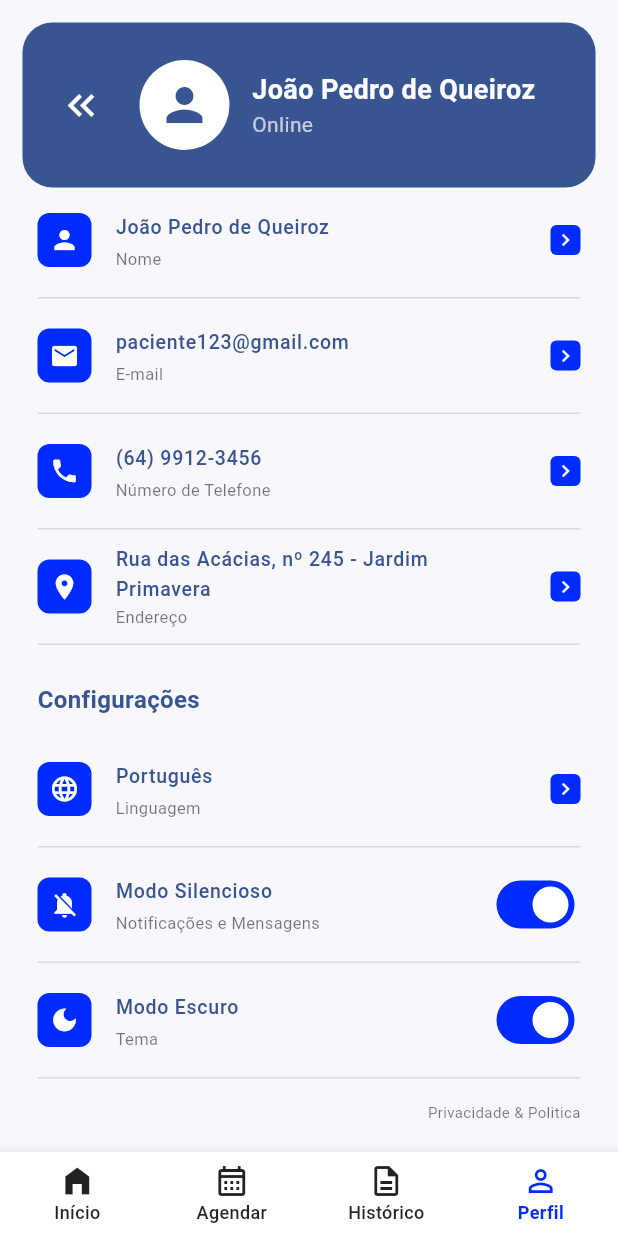
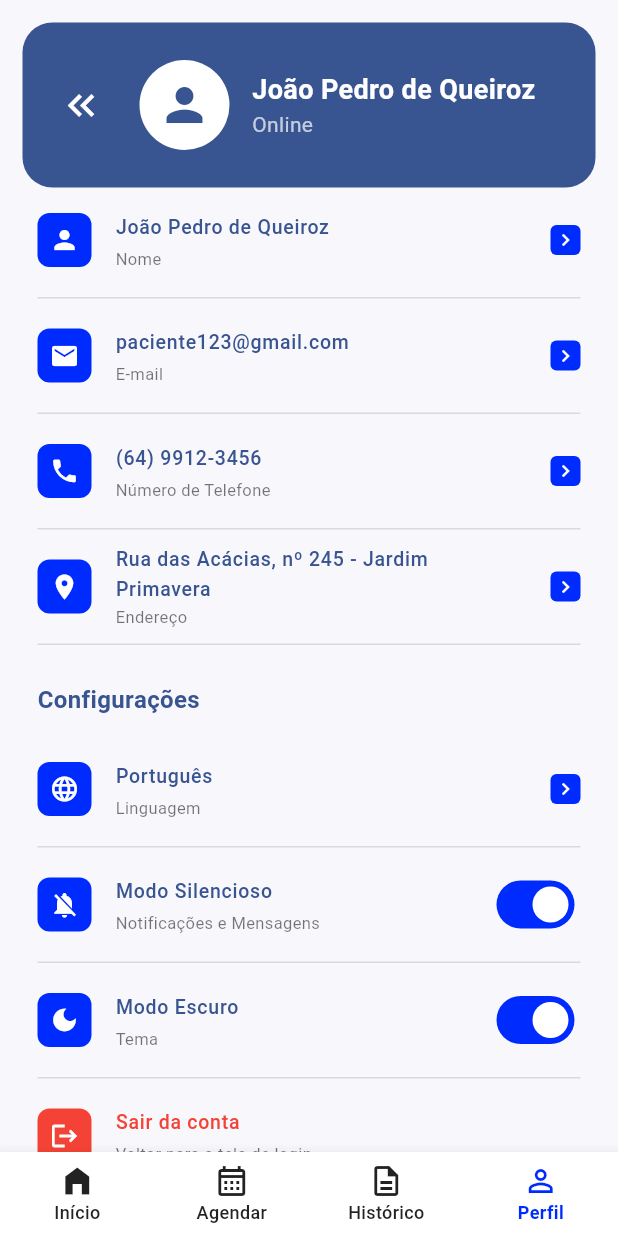
Before and after one commit to deyvsonrodrigues-tech/gaspo-front, a Flutter app: the PerfilTela screen opened by its route, scrolled down 51 dp, on a phone screen of 412 x 824 dp. Run offline on Flutter 3.47's test engine with Material 3 defaults, Android fonts, the phone set to English and light mode, and no system bars; our stand-ins replace mask_text_input_formatter.

Commit message:
feat: add logout functionality and confirmation dialog in PerfilTela

```diff
--- a/lib/telas/perfil/perfil_tela.dart
+++ b/lib/telas/perfil/perfil_tela.dart
@@ -1,5 +1,6 @@
 import 'package:flutter/material.dart';
 
+import '../../app/rotas.dart';
 import '../../app/tema.dart';
 import '../../dados/dados_exemplo.dart';
 import '../../widgets/gaspo_bottom_nav.dart';
@@ -51,6 +52,62 @@ class PerfilTela extends StatelessWidget {
                 ),
                 child: const Icon(Icons.keyboard_arrow_right, color: Colors.white, size: 16),
               ),
+      ),
+    );
+  }
+
+  Future<void> _sair(BuildContext context) async {
+    final confirmado = await showDialog<bool>(
+      context: context,
+      builder: (context) => AlertDialog(
+        title: const Text('Sair da conta?'),
+        content: const Text('Você precisará entrar novamente para acessar o aplicativo.'),
+        actions: [
+          TextButton(
+            onPressed: () => Navigator.pop(context, false),
+            child: const Text('Cancelar'),
+          ),
+          TextButton(
+            onPressed: () => Navigator.pop(context, true),
+            style: TextButton.styleFrom(foregroundColor: Colors.red),
+            child: const Text('Sair'),
+          ),
+        ],
+      ),
+    );
+    if (confirmado != true || !context.mounted) return;
+
+    // TODO: apagar o token salvo quando o login usar a API.
+    // Entrada fica por baixo para a seta de voltar do Login funcionar.
+    final navigator = Navigator.of(context);
+    navigator.pushNamedAndRemoveUntil(Rotas.entrada, (_) => false);
+    navigator.pushNamed(Rotas.login);
+  }
+
+  Widget _criarItemSair(BuildContext context) {
+    return Container(
+      decoration: const BoxDecoration(
+        border: Border(bottom: BorderSide(color: Colors.black12, width: 1)),
+      ),
+      child: ListTile(
+        contentPadding: const EdgeInsets.symmetric(horizontal: 0, vertical: 2),
+        onTap: () => _sair(context),
+        leading: Container(
+          padding: const EdgeInsets.all(8),
+          decoration: BoxDecoration(
+            color: Colors.red,
+            borderRadius: BorderRadius.circular(8),
+          ),
+          child: const Icon(Icons.logout, color: Colors.white, size: 20),
+        ),
+        title: const Text(
+          'Sair da conta',
+          style: TextStyle(fontSize: 13, color: Colors.red, fontWeight: FontWeight.w500),
+        ),
+        subtitle: const Text(
+          'Voltar para a tela de login',
+          style: TextStyle(fontSize: 11, color: Colors.black54),
+        ),
       ),
     );
   }
@@ -165,6 +222,7 @@ class PerfilTela extends StatelessWidget {
                     isSwitch: true,
                     switchValue: true,
                   ),
+                  _criarItemSair(context),
 
                   const SizedBox(height: 15),
 
```
Also changed, not shown: 1 other file.
